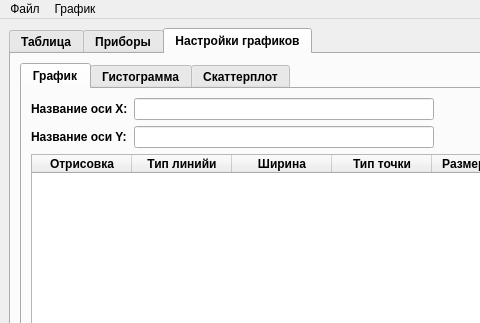
First picture: the form in mainwindow.ui, repository GlebDorohov17092006/Experiment2025, before the edit; both pictures show x 0 to 480 and y 0 to 323 of the 1174 by 569 pixel window.
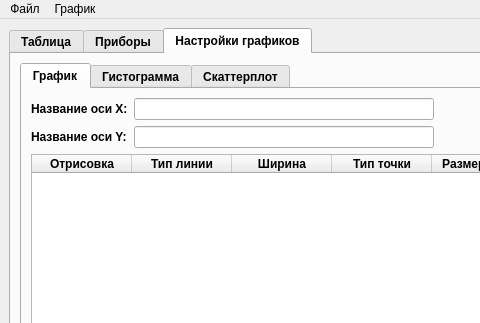
Second picture: the form after the edit. The open tabs and pages were chosen to show the change. Icons and pictures are not drawn. Custom widgets are drawn as their Qt base class.

```diff
--- a/mainwindow.ui
+++ b/mainwindow.ui
@@ -364,7 +364,7 @@
                   </column>
                   <column>
                    <property name="text">
-                    <string>Тип линийи</string>
+                    <string>Тип линии</string>
                    </property>
                    <property name="font">
                     <font>
```
Left out of the diff: 2 changed lines with no effect on the pictures.
